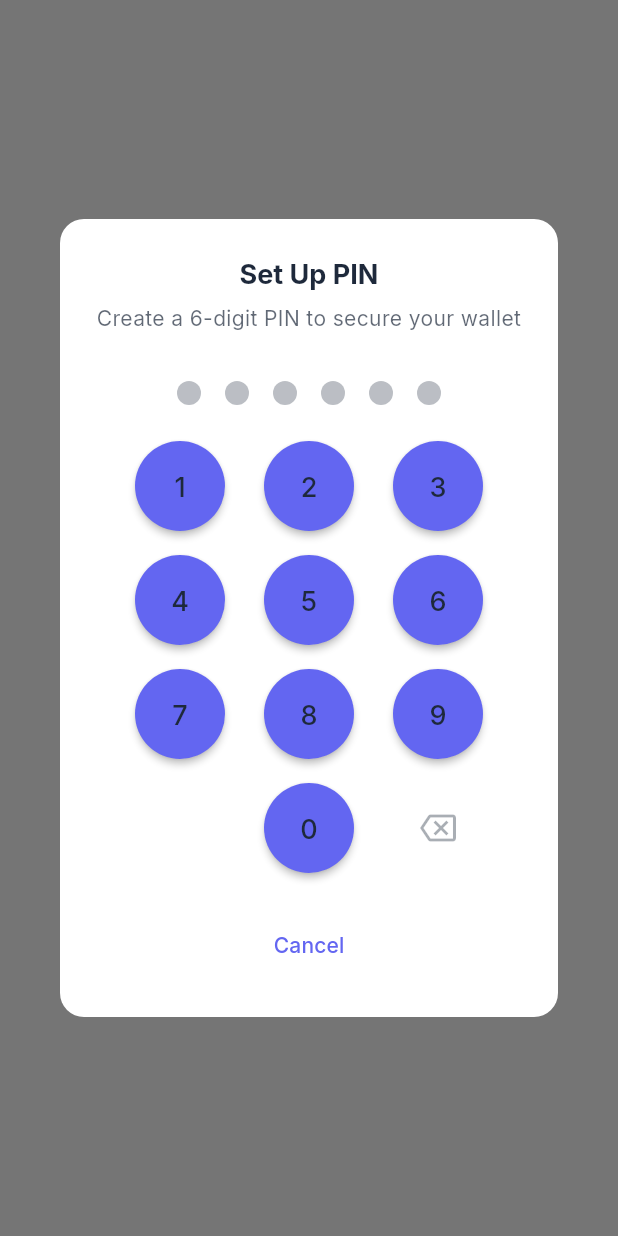
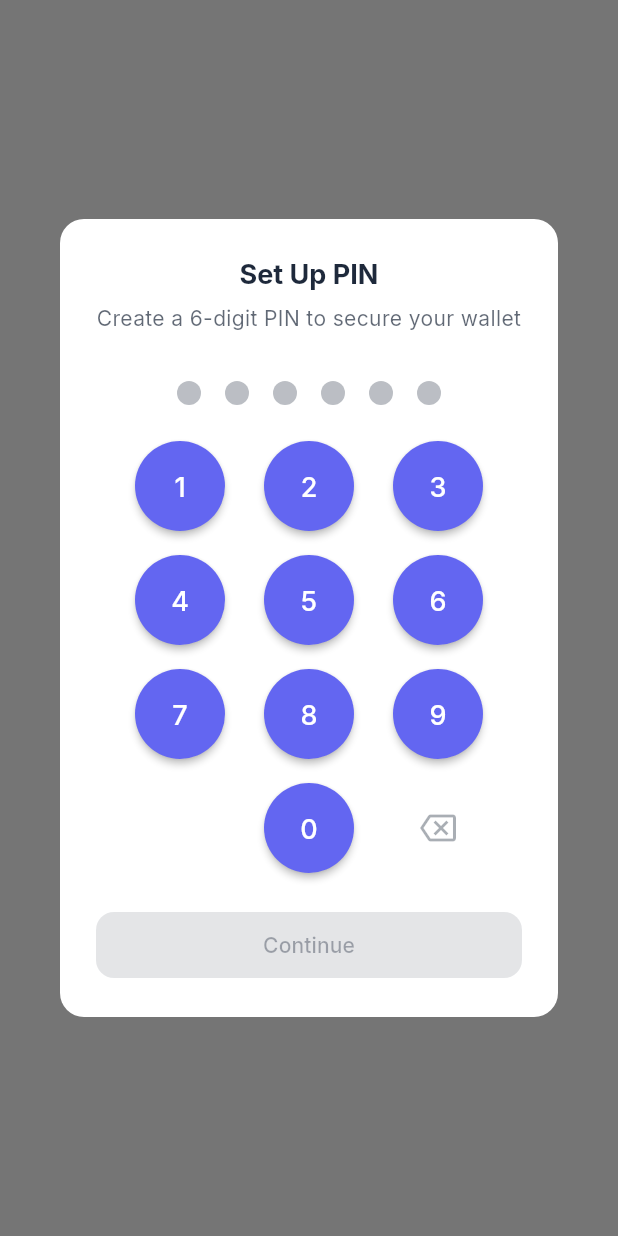
Before and after one commit to RaeesShaikh4/BlockChain_flutter, a Flutter app: the AuthenticationSettingsDialog widget shown alone on an empty page, opened directly, after a tap on "PIN", on a phone screen of 412 x 824 dp. Run offline on Flutter 3.47's test engine with Material 3 defaults, Android fonts, the light colour scheme and no system bars; our stand-ins replace flutter_dotenv, flutter_riverpod, flutter_secure_storage, google_fonts, local_auth, logger and 1 more; accounts and stored records are empty.

Commit message:
Refactor authentication flow and enhance UI components. Removed unused platform metadata, added launch background and icon resources for Android, and improved PIN authentication dialog with better user experience and error handling. Updated styles for splash screen and authentication themes.

```diff
--- a/lib/features/settings/presentation/widgets/authentication_settings_dialog.dart
+++ b/lib/features/settings/presentation/widgets/authentication_settings_dialog.dart
@@ -246,11 +246,15 @@ class _AuthenticationSettingsDialogState extends ConsumerState<AuthenticationSet
                   color: _getSecurityColor(securityLevel),
                 ),
                 const SizedBox(width: 4),
-                Text(
-                  _getSecurityLevelText(securityLevel),
-                  style: Theme.of(context).textTheme.labelSmall?.copyWith(
-                    color: _getSecurityColor(securityLevel),
-                    fontWeight: FontWeight.w500,
+                Expanded(
+                  child: Text(
+                    _getSecurityLevelText(securityLevel),
+                    maxLines: 1,
+                    overflow: TextOverflow.ellipsis,
+                    style: Theme.of(context).textTheme.labelSmall?.copyWith(
+                      color: _getSecurityColor(securityLevel),
+                      fontWeight: FontWeight.w500,
+                    ),
                   ),
                 ),
               ],
@@ -292,6 +296,7 @@ class _AuthenticationSettingsDialogState extends ConsumerState<AuthenticationSet
         title: 'Set Up PIN',
         subtitle: 'Create a 6-digit PIN to secure your wallet',
         isSetupMode: true,
+
         onPinEntered: (pin) {
           Navigator.of(context).pop();
           _savePinAuth(pin);
--- a/lib/shared/widgets/pin_auth_dialog.dart
+++ b/lib/shared/widgets/pin_auth_dialog.dart
@@ -105,20 +105,11 @@ class _PinAuthDialogState extends State<PinAuthDialog> {
             Row(
               children: [
                 Expanded(
-                  child: TextButton(
-                    onPressed: widget.onCancel,
-                    child: const Text('Cancel'),
+                  child: ElevatedButton(
+                    onPressed: _enteredPin.length == _pinLength ? _handlePinComplete : null,
+                    child: Text(widget.isSetupMode && _isConfirming ? 'Confirm' : 'Continue'),
                   ),
                 ),
-                if (_enteredPin.isNotEmpty) ...[
-                  const SizedBox(width: 16),
-                  Expanded(
-                    child: ElevatedButton(
-                      onPressed: _enteredPin.length == _pinLength ? _handlePinComplete : null,
-                      child: Text(widget.isSetupMode && _isConfirming ? 'Confirm' : 'Continue'),
-                    ),
-                  ),
-                ],
               ],
             ),
           ],
@@ -210,6 +201,7 @@ class _PinAuthDialogState extends State<PinAuthDialog> {
           number,
           style: Theme.of(context).textTheme.headlineSmall?.copyWith(
             fontWeight: FontWeight.w500,
+            color: Colors.white,
           ),
         ),
       ),
@@ -237,8 +229,8 @@ class _PinAuthDialogState extends State<PinAuthDialog> {
         _errorMessage = null;
       });
 
-      // Auto-submit when PIN is complete
-      if (_enteredPin.length == _pinLength) {
+      // Auto-submit only in authenticate mode; require Continue in setup
+      if (!widget.isSetupMode && _enteredPin.length == _pinLength) {
         _handlePinComplete();
       }
     }
@@ -476,9 +468,7 @@ class _PatternAuthDialogState extends State<PatternAuthDialog> {
   }
 
   void _handlePanEnd(DragEndDetails details) {
-    if (_selectedDots.length >= 4) {
-      _handlePatternComplete();
-    }
+    // Do not auto-complete; require user to press Continue/Confirm
   }
 
   int? _getDotIndexFromPosition(Offset position) {
```
Also changed, not shown: lib/shared/widgets/authentication_flow.dart (+26 -29 lines), 8 other files.
